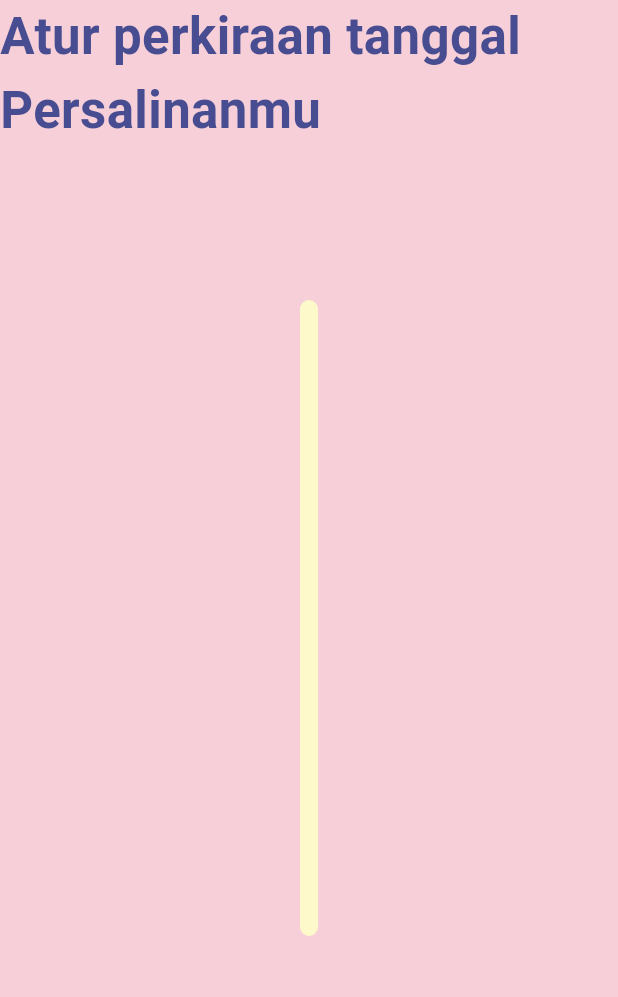
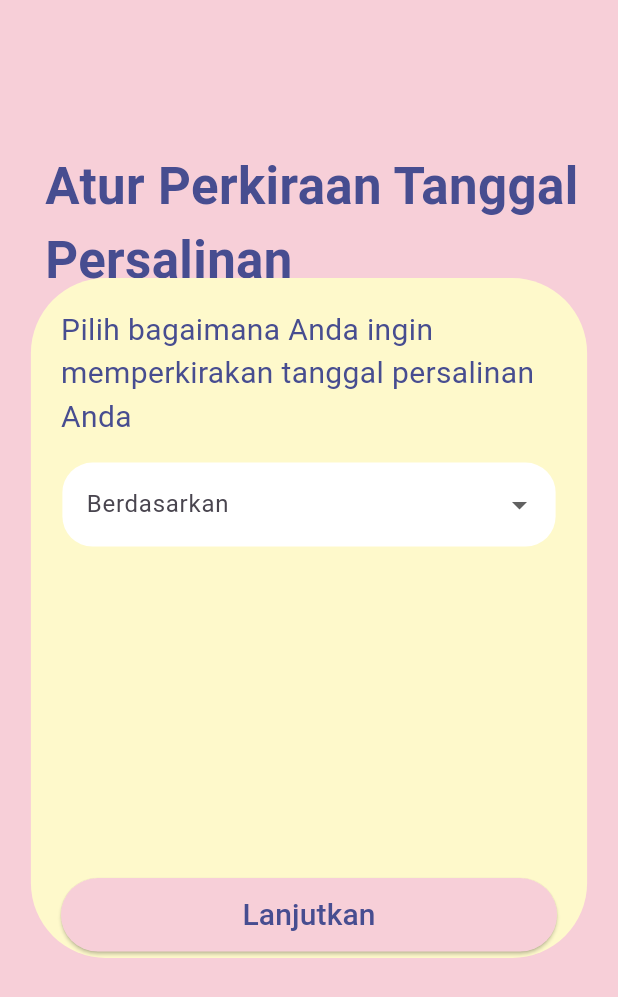
Before and after one commit to taniainm/belly_bloom, a Flutter app: the PerkiraanPage screen opened directly, on a phone screen of 412 x 824 dp. Shown: the top 997 px of the screen. Run offline on Flutter 3.47's test engine with Material 3 defaults, Android fonts, the phone set to English and light mode, and no system bars.

Commit message:
Refactor button styles and layout in Biodata and Perkiraan pages for improved UI consistency

```diff
--- a/lib/biodata.dart
+++ b/lib/biodata.dart
@@ -111,12 +111,14 @@
                           minimumSize:
                               Size(double.infinity, 40), // Full width button
                         ),
-                        child: Text(
-                          'Lanjutkan',
-                          style: TextStyle(
-                              color: const Color.fromRGBO(28, 56, 104, 1),
-                              fontSize: 20),
-                        ),
+                        child: Padding(
+                            padding: const EdgeInsets.all(10.0),
+                            child: Text(
+                              'Lanjutkan',
+                              style: TextStyle(
+                                  color: const Color.fromRGBO(71, 77, 144, 1),
+                                  fontSize: 20),
+                            )),
                       )
                     ],
                   ),
--- a/lib/perkiraan.dart
+++ b/lib/perkiraan.dart
@@ -12,72 +12,60 @@
           children: [
             Align(
               alignment: Alignment.topLeft,
+              child: Padding(
+                padding: const EdgeInsets.only(top: 100, left: 30),
                 child: Text(
-                    'Atur perkiraan tanggal Persalinanmu ',
+                  'Atur Perkiraan Tanggal Persalinan',
                   style: TextStyle(
+                    fontSize: 34,
+                    fontWeight: FontWeight.bold,
                     color: Color.fromRGBO(71, 77, 144, 1),
-                        fontSize: 34,
-                        fontWeight: FontWeight.bold),
-                  )),
+                  ),
+                ),
+              ),
+            ),
             Align(
                 alignment: Alignment.center,
-                  child: Padding(
-                    padding: const EdgeInsets.all(200.0),
                 child: Container(
+                  height: constraints.maxHeight * 0.55,
                   width: constraints.maxWidth * 0.90,
-                        height: constraints.maxHeight * 0.70,
                   decoration: BoxDecoration(
                     color: const Color.fromRGBO(255, 254, 202, 0.9),
-                          borderRadius: BorderRadius.circular(50),
+                    borderRadius: const BorderRadius.all(Radius.circular(50)),
                   ),
                   child: Padding(
                       padding: const EdgeInsets.all(20.0),
                       child: Column(
-                                mainAxisAlignment: MainAxisAlignment.center,
+                        mainAxisAlignment: MainAxisAlignment.start,
                         children: [
-                                  SizedBox(height: 20),
-                                  const Align(
+                          Align(
                             alignment: Alignment.topLeft,
                             child: Text(
-                                      'Pilih bagaimana Anda ingin memperkirakan tanggal persalinan Anda. ',
+                                'Pilih bagaimana Anda ingin memperkirakan tanggal persalinan Anda',
                                 style: TextStyle(
-                                          color:
-                                              Color.fromRGBO(247, 207, 216, 1),
                                   fontSize: 20,
-                                          fontWeight: FontWeight.w500),
+                                  fontWeight: FontWeight.normal,
+                                  color: const Color.fromRGBO(71, 77, 144, 1),
+                                )),
                           ),
-                                  ),
-                                  SizedBox(height: 30),
-                                  TextField(
+                          SizedBox(height: 15),
+                          Align(
+                            alignment: Alignment.center,
+                            child: Padding(
+                              padding: const EdgeInsets.all(1.0),
+                              child: DropdownButtonFormField<String>(
                                 decoration: InputDecoration(
                                   labelText: 'Berdasarkan',
-                                      suffixIcon: Icon(Icons.arrow_drop_down),
                                   filled: true,
                                   fillColor: Colors.white,
                                   border: OutlineInputBorder(
-                                        borderRadius: BorderRadius.circular(10),
-                                        borderSide: BorderSide.none,
-                                      ),
-                                    ),
-                                  ),
-                                  SizedBox(height: 40),
-                                  Align(
-                                    alignment: Alignment.center,
-                                    child: DropdownButtonFormField<String>(
-                                      decoration: InputDecoration(
-                                        labelText: 'Berdasarkan',
-                                        suffixIcon: Icon(Icons.arrow_drop_down),
-                                        filled: true,
-                                        fillColor: Colors.white,
-                                        border: OutlineInputBorder(
-                                          borderRadius:
-                                              BorderRadius.circular(10),
+                                    borderRadius: BorderRadius.circular(20),
                                     borderSide: BorderSide.none,
                                   ),
                                 ),
                                 items: <String>[
-                                        'Terakhir Haid',
-                                        'Ovulasi',
+                                  'Hari Pertama Haid (HPHT)',
+                                  'Tanggal Ovulasi',
                                   'Pemeriksaan USG'
                                 ].map((String value) {
                                   return DropdownMenuItem<String>(
@@ -85,36 +73,42 @@
                                     child: Text(value),
                                   );
                                 }).toList(),
-                                      onChanged: (_) {},
+                                onChanged: (String? newValue) {},
                               ),
                             ),
-                                  SizedBox(height: 40),
+                          ),
+                          SizedBox(height: 220),
                           ElevatedButton(
                             onPressed: () {
-                                      // Handle login
+                              Navigator.push(
+                                  context,
+                                  MaterialPageRoute(
+                                      builder: (context) => PerkiraanPage()));
                             },
                             style: ElevatedButton.styleFrom(
-                                      backgroundColor: const Color.fromRGBO(
-                                          247, 207, 216, 1),
+                              backgroundColor:
+                                  const Color.fromRGBO(247, 207, 216, 1),
                               shape: RoundedRectangleBorder(
-                                        borderRadius:
-                                            BorderRadius.circular(30.0),
+                                borderRadius: BorderRadius.circular(30.0),
                               ),
-                                      minimumSize: Size(double.infinity,
-                                          50), // Full width button
+                              minimumSize: Size(double.infinity, 40),
                             ),
+                            child: Padding(
+                              padding: const EdgeInsets.all(10.0),
                               child: Text(
                                 'Lanjutkan',
                                 style: TextStyle(
-                                          color: const Color.fromRGBO(
-                                              28, 56, 104, 1),
-                                          fontSize: 30),
+                                    color: const Color.fromRGBO(71, 77, 144, 1),
+                                    fontSize: 20),
                               ),
                             ),
-                                ]))),
+                          )
+                        ],
+                      )),
                 ))
           ],
         );
-        }));
+      }),
+    );
   }
 }
```
Lines whose indentation alone changed are shown as unchanged.
